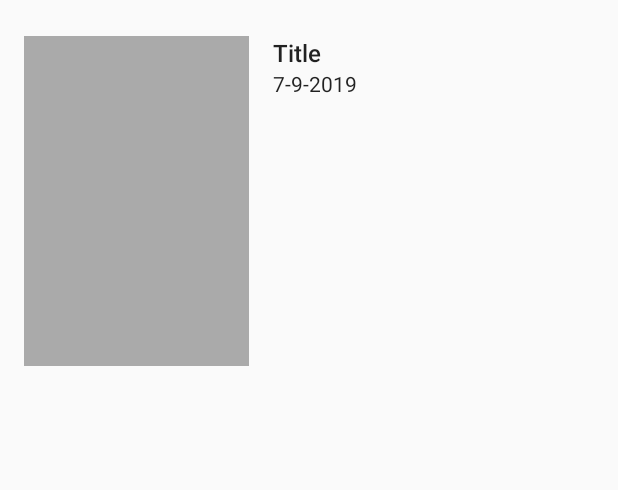
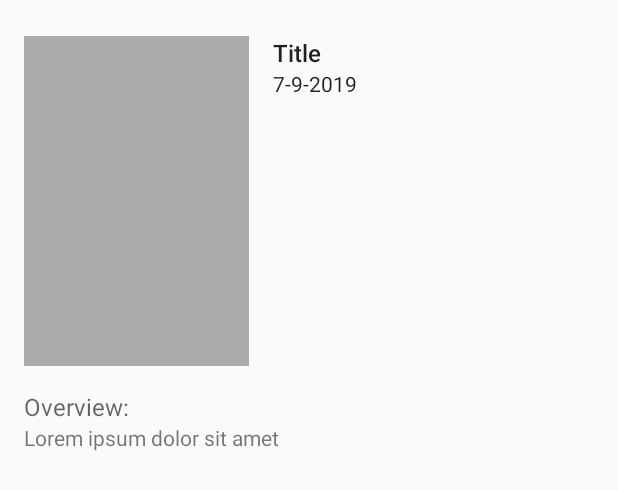
Before and after one commit to eko8757/MovieCatalogue, an Android app: the layout activity_detail.xml on its own in the app's theme, with its tools: preview values and no code run, on a phone screen of 412 x 824 dp. Shown: the top 490 px of the screen. Run offline under Robolectric (Android 15) with nearby library versions, the phone set to English and light mode, and no system bars; network calls fail.

Commit message:
[ADD] Detail Movie and Tv Show

```diff
--- a/app/build.gradle
+++ b/app/build.gradle
@@ -53,6 +53,8 @@ dependencies {
     implementation "io.reactivex.rxjava2:rxandroid:2.0.2"
 
     implementation 'androidx.legacy:legacy-support-v4:1.0.0'
+    implementation 'androidx.appcompat:appcompat:1.1.0'
+    implementation 'androidx.constraintlayout:constraintlayout:1.1.3'
     testImplementation 'junit:junit:4.12'
     androidTestImplementation 'androidx.test:runner:1.2.0'
     androidTestImplementation 'androidx.test.espresso:espresso-core:3.2.0'
--- /dev/null
+++ b/app/src/main/java/com/gdk/moviecatalogue/presenter/DetailPresenter.kt
@@ -0,0 +1,4 @@
+package com.gdk.moviecatalogue.presenter
+
+class DetailPresenter {
+}
--- /dev/null
+++ b/app/src/main/res/drawable/ic_settings_white_24dp.xml
@@ -0,0 +1,5 @@
+<vector android:height="24dp" android:tint="#FFFFFF"
+    android:viewportHeight="24" android:viewportWidth="24"
+    android:width="24dp" xmlns:android="http://schemas.android.com/apk/res/android">
+    <path android:fillColor="#FF000000" android:pathData="M19.1,12.9a2.8,2.8 0,0 0,0.1 -0.9,2.8 2.8,0 0,0 -0.1,-0.9l2.1,-1.6a0.7,0.7 0,0 0,0.1 -0.6L19.4,5.5a0.7,0.7 0,0 0,-0.6 -0.2l-2.4,1a6.5,6.5 0,0 0,-1.6 -0.9l-0.4,-2.6a0.5,0.5 0,0 0,-0.5 -0.4H10.1a0.5,0.5 0,0 0,-0.5 0.4L9.3,5.4a5.6,5.6 0,0 0,-1.7 0.9l-2.4,-1a0.4,0.4 0,0 0,-0.5 0.2l-2,3.4c-0.1,0.2 0,0.4 0.2,0.6l2,1.6a2.8,2.8 0,0 0,-0.1 0.9,2.8 2.8,0 0,0 0.1,0.9L2.8,14.5a0.7,0.7 0,0 0,-0.1 0.6l1.9,3.4a0.7,0.7 0,0 0,0.6 0.2l2.4,-1a6.5,6.5 0,0 0,1.6 0.9l0.4,2.6a0.5,0.5 0,0 0,0.5 0.4h3.8a0.5,0.5 0,0 0,0.5 -0.4l0.3,-2.6a5.6,5.6 0,0 0,1.7 -0.9l2.4,1a0.4,0.4 0,0 0,0.5 -0.2l2,-3.4c0.1,-0.2 0,-0.4 -0.2,-0.6ZM12,15.6A3.6,3.6 0,1 1,15.6 12,3.6 3.6,0 0,1 12,15.6Z"/>
+</vector>
--- a/app/src/main/res/layout/activity_detail.xml
+++ b/app/src/main/res/layout/activity_detail.xml
@@ -38,6 +38,28 @@
         app:layout_constraintTop_toBottomOf="@id/tv_title_detail"
         tools:text="7-9-2019" />
 
+    <!--description-->
+    <TextView
+        android:id="@+id/tv_title_desc"
+        android:layout_width="wrap_content"
+        android:layout_height="wrap_content"
+        tools:text="Overview:"
+        android:textAppearance="@style/TextAppearance.AppCompat.Caption"
+        app:layout_constraintStart_toEndOf="@id/guideline_left"
+        app:layout_constraintTop_toBottomOf="@id/img_detail"
+        android:layout_marginTop="16dp"
+        android:textSize="@dimen/font_normal"/>
+
+    <TextView
+        android:id="@+id/tv_desc_detail"
+        android:layout_width="0dp"
+        android:layout_height="wrap_content"
+        app:layout_constraintStart_toEndOf="@id/guideline_left"
+        app:layout_constraintEnd_toStartOf="@id/guideline_right"
+        app:layout_constraintTop_toBottomOf="@id/tv_title_desc"
+        tools:text="Lorem ipsum dolor sit amet"
+        android:textAlignment="textStart"/>
+
     <androidx.constraintlayout.widget.Guideline
         android:id="@+id/guideline_left"
         android:layout_width="wrap_content"
```
Also changed, not shown: app/src/main/AndroidManifest.xml (+8 -4 lines), app/src/main/java/com/gdk/moviecatalogue/adapter/MovieAdapter.kt (+6 -18 lines), app/src/main/java/com/gdk/moviecatalogue/adapter/TvAdapter.kt (+6 -18 lines), app/src/main/java/com/gdk/moviecatalogue/ui/activity/DetailActivity.kt (+29 -0 lines), app/src/main/java/com/gdk/moviecatalogue/ui/activity/MainActivity.kt (+16 -0 lines), app/src/main/java/com/gdk/moviecatalogue/ui/activity/SettingsActivity.kt (added, +13 -0 lines), app/src/main/java/com/gdk/moviecatalogue/ui/fragment/MovieFragment.kt (+14 -7 lines), app/src/main/java/com/gdk/moviecatalogue/ui/fragment/TvFragment.kt (+7 -7 lines), app/src/main/java/com/gdk/moviecatalogue/view/DetailView.kt (added, +7 -0 lines), app/src/main/res/layout/activity_settings.xml (added, +9 -0 lines), app/src/main/res/menu/settings_menu.xml (added, +12 -0 lines).
